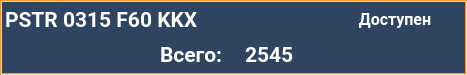
First picture: the form in client/GUI/ui/widgets/widget_20_count_tool.ui, repository komrade2801/AutoSklad, before the edit.
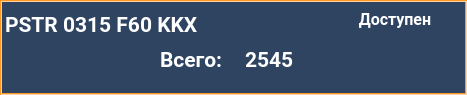
Second picture: the form after the edit.

```diff
--- a/client/GUI/ui/widgets/widget_20_count_tool.ui
+++ b/client/GUI/ui/widgets/widget_20_count_tool.ui
@@ -7,7 +7,7 @@
     <x>0</x>
     <y>0</y>
     <width>467</width>
-    <height>75</height>
+    <height>95</height>
    </rect>
   </property>
   <property name="windowTitle">
@@ -51,7 +51,7 @@
      <x>5</x>
      <y>5</y>
      <width>271</width>
-     <height>30</height>
+     <height>40</height>
     </rect>
    </property>
    <property name="palette">
@@ -404,7 +404,7 @@
    <property name="geometry">
     <rect>
      <x>160</x>
-     <y>40</y>
+     <y>45</y>
      <width>80</width>
      <height>30</height>
     </rect>
@@ -431,7 +431,7 @@
    <property name="geometry">
     <rect>
      <x>245</x>
-     <y>40</y>
+     <y>45</y>
      <width>61</width>
      <height>30</height>
     </rect>
@@ -457,7 +457,7 @@
      <x>0</x>
      <y>0</y>
      <width>467</width>
-     <height>75</height>
+     <height>95</height>
     </rect>
    </property>
    <property name="frameShape">
```
